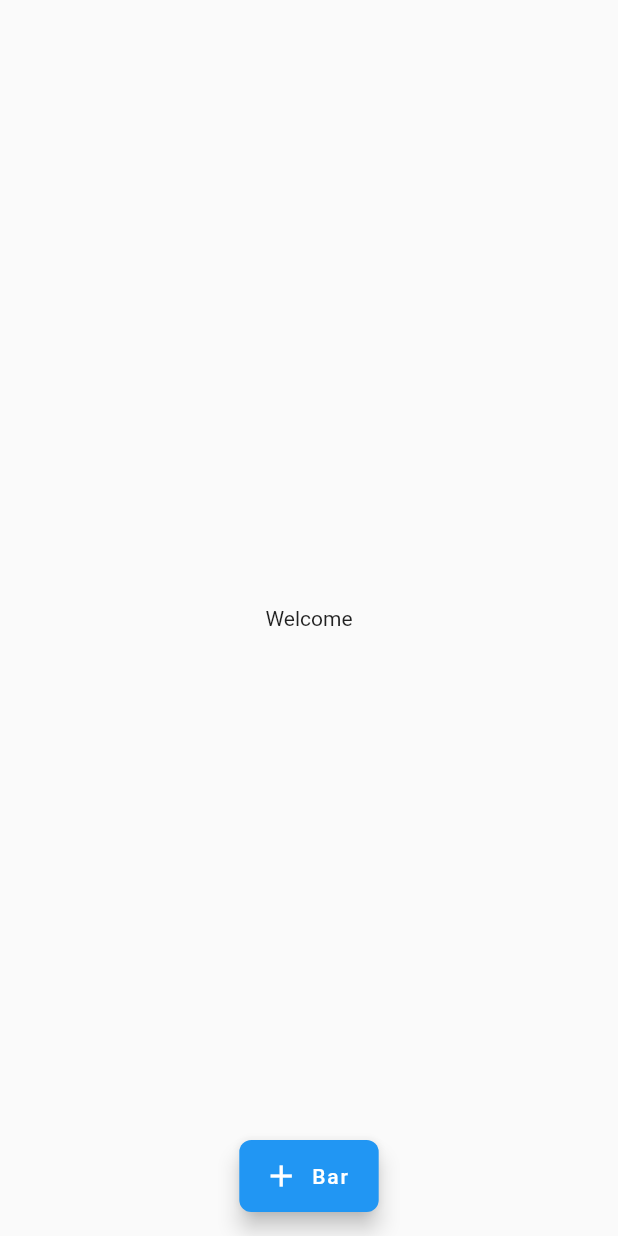
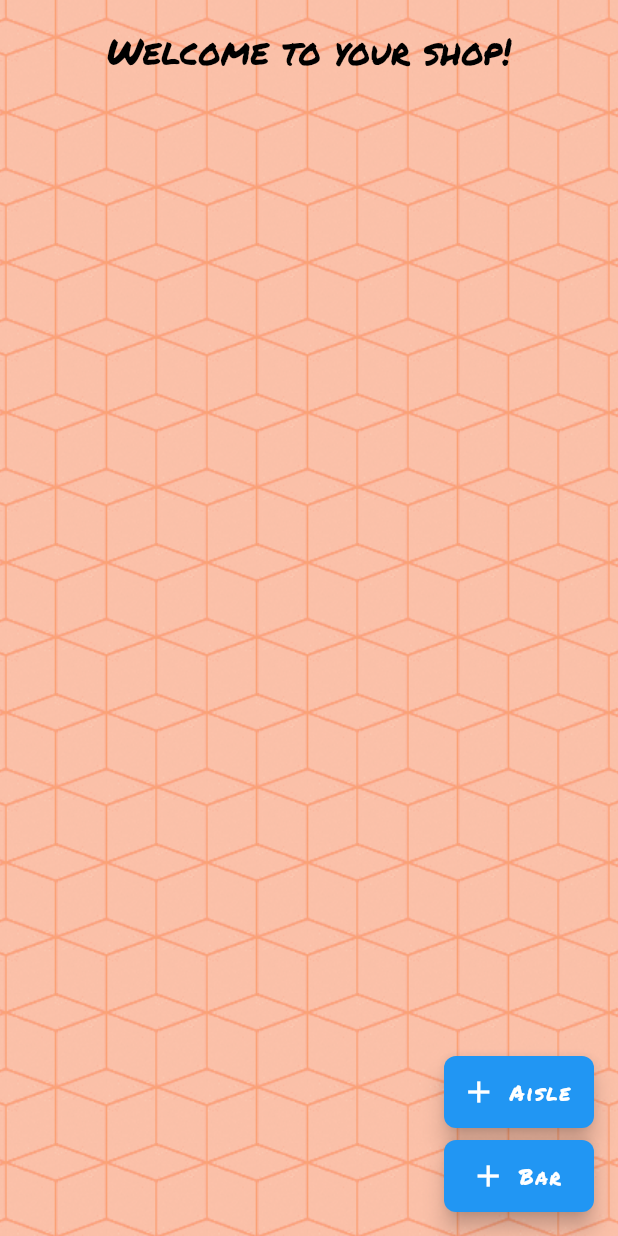
Before and after one commit to jtmuller5/candy_bars, a Flutter app: the screen it shows after launch, on a phone screen of 412 x 824 dp. Run offline on Flutter 3.47's test engine with Material 2 defaults, Android fonts, the light colour scheme and no system bars; our stand-ins replace flutter_dotenv, flutter_hooks, get_it, google_fonts, injectable, stacked and 1 more; accounts and stored records are empty; statements that could not run were skipped.

Commit message:
Aisles and bars

```diff
--- /dev/null
+++ b/lib/features/aisles/models/aisle.dart
@@ -0,0 +1,16 @@
+import 'package:json_annotation/json_annotation.dart';
+
+part 'aisle.g.dart';
+
+@JsonSerializable(explicitToJson: true)
+class Aisle {
+  String? name;
+
+  String? id;
+
+  Aisle({this.name, this.id});
+
+  factory Aisle.fromJson(Map<String, dynamic> json) => _$AisleFromJson(json);
+
+  Map<String, dynamic> toJson() => _$AisleToJson(this);
+}
--- /dev/null
+++ b/lib/features/aisles/ui/newAisle/new_aisle_view.dart
@@ -0,0 +1,30 @@
+import 'package:candy_bars/features/shared/ui/background.dart';
+import 'package:flutter/material.dart';
+import 'package:stacked/stacked.dart';
+import './new_aisle_view_model.dart';
+
+class NewAisleView extends StatelessWidget {
+  const NewAisleView({Key? key}) : super(key: key);
+
+  @override
+  Widget build(BuildContext context) {
+    return ViewModelBuilder
+    <NewAisleViewModel>.reactive(
+      viewModelBuilder: () => NewAisleViewModel(),
+      onModelReady: (model) {
+        // model.initialize();
+      },
+      builder: (context, model, child) {
+        return Scaffold(
+            body: Background(
+              child: Column(
+                children: [
+                  Container()
+                ],
+              ),
+            )
+        );
+      },
+    );
+  }
+}
--- /dev/null
+++ b/lib/features/aisles/ui/newAisle/new_aisle_view_model.dart
@@ -0,0 +1,13 @@
+import 'package:stacked/stacked.dart';
+
+class NewAisleViewModel extends BaseViewModel{
+
+void initialize(){
+
+}
+
+void submitAisle(){
+
+}
+
+}
--- /dev/null
+++ b/lib/features/bars/models/bar.dart
@@ -0,0 +1,37 @@
+import 'package:json_annotation/json_annotation.dart';
+
+part 'bar.g.dart';
+
+@JsonSerializable(explicitToJson: true)
+class Bar {
+  String? id;
+
+  String? text;
+
+  DateTime? createdAt;
+
+  DateTime? updatedAt;
+
+  String? userId;
+
+  BarType? type;
+
+  Bar({
+    this.id,
+    this.text,
+    this.createdAt,
+    this.updatedAt,
+    this.userId,
+    this.type,
+  });
+
+  factory Bar.fromJson(Map<String, dynamic> json) => _$BarFromJson(json);
+
+  Map<String, dynamic> toJson() => _$BarToJson(this);
+}
+
+enum BarType {
+  link,
+  image,
+  opinion,
+}
--- a/lib/features/home/ui/home/home_view.dart
+++ b/lib/features/home/ui/home/home_view.dart
@@ -1,6 +1,8 @@
+import 'package:candy_bars/features/aisles/ui/newAisle/new_aisle_view.dart';
 import 'package:candy_bars/features/authentication/ui/signIn/sign_in_view.dart';
 import 'package:candy_bars/features/authentication/ui/splash/splash_view.dart';
 import 'package:candy_bars/features/bars/ui/newBar/new_bar_view.dart';
+import 'package:candy_bars/features/shared/ui/background.dart';
 import 'package:candy_bars/main.dart';
 import 'package:flutter/material.dart';
 import 'package:stacked/stacked.dart';
@@ -32,11 +34,39 @@ class HomeView extends StatelessWidget {
               ],
             ),
           ),
-          body: Center(
-            child: Text('Welcome'),
+          body: SafeArea(
+            child: Background(
+              child: Column(
+                children: [
+                  Center(
+                    child: Padding(
+                      padding: const EdgeInsets.all(16.0),
+                      child: Text(
+                        'Welcome to your shop!',
+                        style: Theme.of(context).textTheme.headline5!.copyWith(color: Colors.black),
                       ),
-          floatingActionButtonLocation: FloatingActionButtonLocation.centerFloat,
-          floatingActionButton: FloatingActionButton.extended(
+                    ),
+                  ),
+                ],
+              ),
+            ),
+          ),
+          floatingActionButton: SizedBox(
+            width: 100,
+            child: Column(
+              crossAxisAlignment: CrossAxisAlignment.stretch,
+              mainAxisAlignment: MainAxisAlignment.end,
+              children: [
+                FloatingActionButton.extended(
+                  onPressed: () {
+                    Navigator.of(navigatorKey.currentContext!).push(MaterialPageRoute(builder: (context) => NewAisleView()));
+                  },
+                  shape: RoundedRectangleBorder(borderRadius: BorderRadius.circular(8)),
+                  label: Text('Aisle'),
+                  icon: Icon(Icons.add),
+                ),
+                SizedBox(height: 8),
+                FloatingActionButton.extended(
                   onPressed: () {
                     Navigator.of(navigatorKey.currentContext!).push(MaterialPageRoute(builder: (context) => NewBarView()));
                   },
@@ -44,6 +74,9 @@ class HomeView extends StatelessWidget {
                   label: Text('Bar'),
                   icon: Icon(Icons.add),
                 ),
+              ],
+            ),
+          ),
         );
       },
     );
--- /dev/null
+++ b/lib/features/shared/ui/background.dart
@@ -0,0 +1,21 @@
+import 'package:flutter/material.dart';
+
+class Background extends StatelessWidget {
+  const Background({Key? key, required this.child}) : super(key: key);
+
+  final Widget child;
+
+  @override
+  Widget build(BuildContext context) {
+    return DecoratedBox(
+      decoration: BoxDecoration(
+        image: DecorationImage(
+          image: AssetImage('assets/images/background.png'),
+          repeat: ImageRepeat.repeat,
+          opacity: .7,
+        ),
+      ),
+      child: child,
+    );
+  }
+}
--- a/lib/main.dart
+++ b/lib/main.dart
@@ -5,6 +5,7 @@ import 'package:candy_bars/features/authentication/ui/splash/splash_view.dart';
 import 'package:candy_bars/features/home/ui/home/home_view.dart';
 import 'package:flutter/material.dart';
 import 'package:flutter_dotenv/flutter_dotenv.dart';
+import 'package:google_fonts/google_fonts.dart';
 import 'package:supabase_flutter/supabase_flutter.dart';
 
 GlobalKey<NavigatorState> navigatorKey = GlobalKey<NavigatorState>();
@@ -32,6 +33,7 @@ class MyApp extends StatelessWidget {
       navigatorKey: navigatorKey,
       theme: ThemeData(
         primarySwatch: Colors.blue,
+        fontFamily: GoogleFonts.permanentMarker().fontFamily,
       ),
       home: const SplashView(),
     );
--- a/pubspec.yaml
+++ b/pubspec.yaml
@@ -1,5 +1,5 @@
 name: candy_bars
-description: A new Flutter project.
+description: Micro-blogging that's guaranteed to be sweet
 publish_to: 'none'
 
 version: 1.0.0+1
@@ -14,7 +14,10 @@ dependencies:
   flutter_dotenv: ^5.0.2
   flutter_hooks: ^0.18.5+1
   get_it: ^7.2.0
+  google_fonts: ^3.0.1
   injectable: ^1.5.3
+  json_annotation: ^4.6.0
+  json_serializable: ^6.3.1
   stacked: ^2.3.15
   supabase_flutter: 1.0.0-dev.4
     # path: ../packages/supabase-flutter
@@ -31,3 +34,4 @@ flutter:
 
   assets:
     - .env
+    - assets/images/
```
Also changed, not shown: assets/images/background.png (added), lib/features/aisles/models/aisle.g.dart (added), lib/features/aisles/models/models.dart (added), lib/features/aisles/services/services.dart (added), lib/features/aisles/ui/ui.dart (added), lib/features/bars/models/bar.g.dart (added), pubspec.lock. Lines whose indentation alone changed are shown as unchanged.
